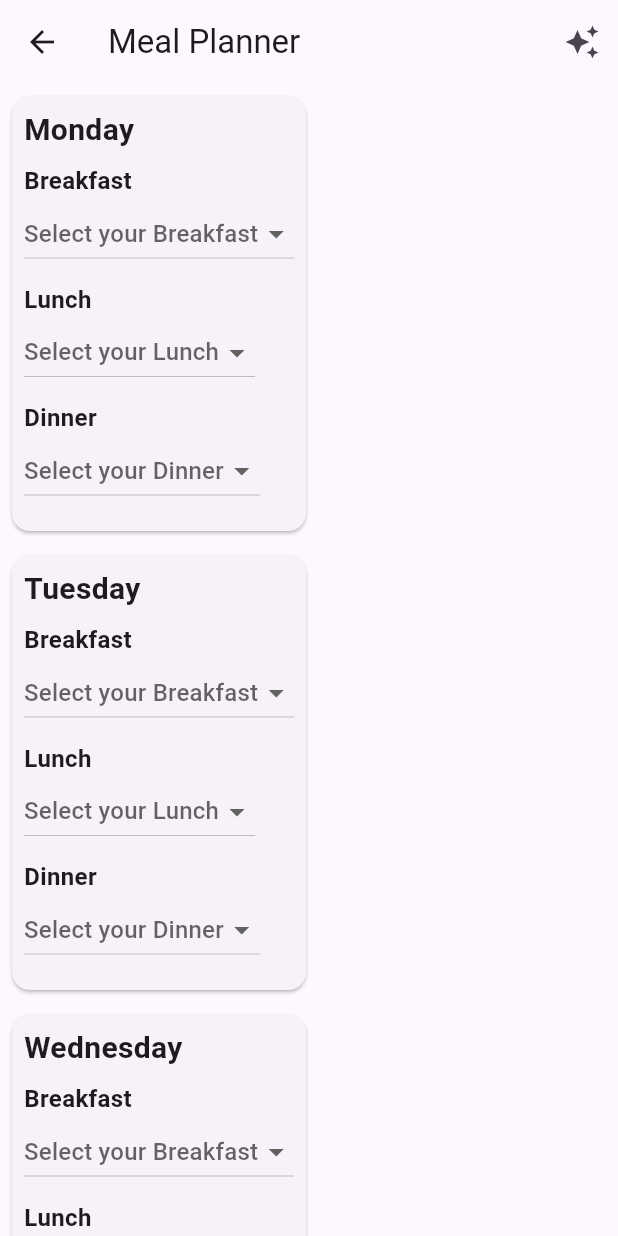
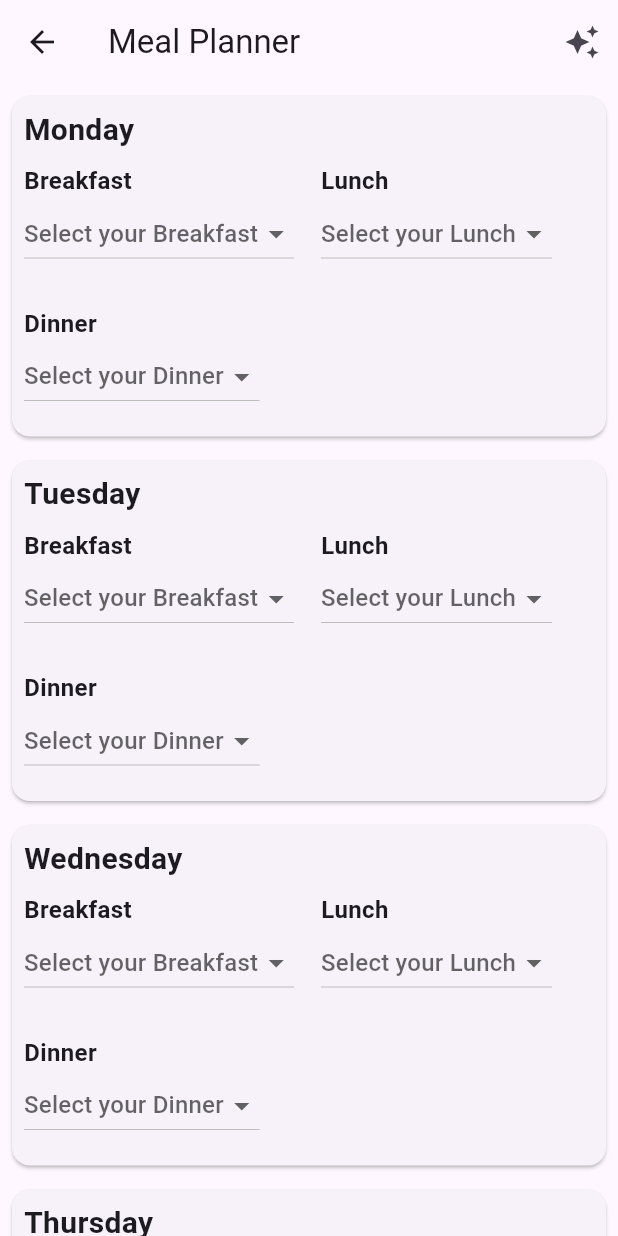
Before and after one commit to Kmorale12/Recipes_and_Meal_Times, a Flutter app: the MealPlanner screen opened directly, on a phone screen of 412 x 824 dp. Run offline on Flutter 3.47's test engine with Material 3 defaults, Android fonts, the phone set to English and light mode, and no system bars; our stand-ins replace sqflite; accounts and stored records are empty.

Commit message:
changed layout of meal plan to be 2x2 grid

```diff
--- a/mealtime_recipes/lib/meal_planner.dart
+++ b/mealtime_recipes/lib/meal_planner.dart
@@ -98,7 +98,10 @@ class _MealPlannerState extends State<MealPlanner> {
                       ),
                     ),
                     SizedBox(height: 8.0),
-                    MealSection(
+                    Row(
+                      children: [
+                        Expanded(
+                          child: MealSection(
                             mealType: 'Breakfast',
                             favoriteRecipes: favoriteRecipes,
                             onMealChanged: (meal) {
@@ -107,7 +110,10 @@ class _MealPlannerState extends State<MealPlanner> {
                               });
                             },
                           ),
-                    MealSection(
+                        ),
+                        SizedBox(width: 16), // Space between Breakfast and Lunch
+                        Expanded(
+                          child: MealSection(
                             mealType: 'Lunch',
                             favoriteRecipes: favoriteRecipes,
                             onMealChanged: (meal) {
@@ -116,6 +122,10 @@ class _MealPlannerState extends State<MealPlanner> {
                               });
                             },
                           ),
+                        ),
+                      ],
+                    ),
+                    SizedBox(height: 16.0), // Space between Lunch and Dinner
                     MealSection(
                       mealType: 'Dinner',
                       favoriteRecipes: favoriteRecipes,
```
Lines whose indentation alone changed are shown as unchanged.
